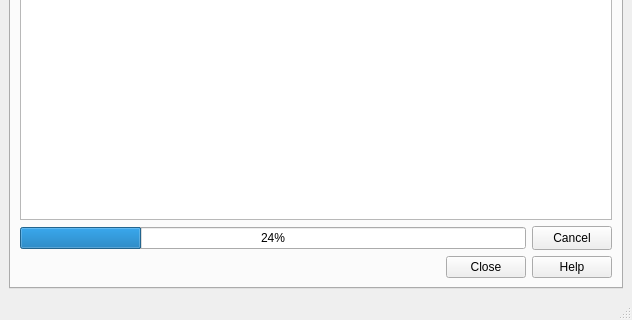
Before: the Qt Designer form hidroPixel_dialog_exec_rainfall.ui in pedmap/HidroPixel_test, drawn with Qt 5; both pictures show x 0 to 632 and y 288 to 608 of the 632 by 608 pixel window.
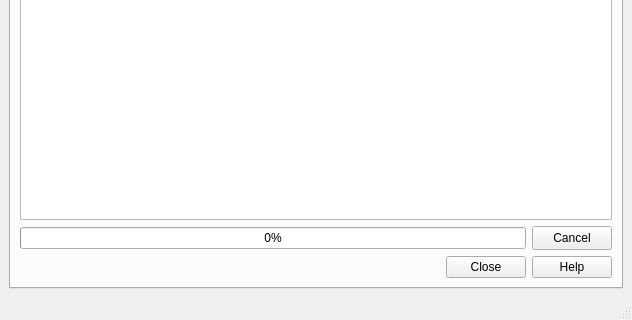
After: the same form once the commit is applied. The open tabs and pages were chosen to show the change. Icons and pictures are not drawn.

```diff
--- a/hidroPixel_dialog_exec_rainfall.ui
+++ b/hidroPixel_dialog_exec_rainfall.ui
@@ -2662,7 +2662,7 @@
                  <string notr="true"/>
                 </property>
                 <property name="value">
-                 <number>24</number>
+                 <number>0</number>
                 </property>
                </widget>
               </item>
```
Left out of the diff: 78 changed lines with no effect on the pictures.
